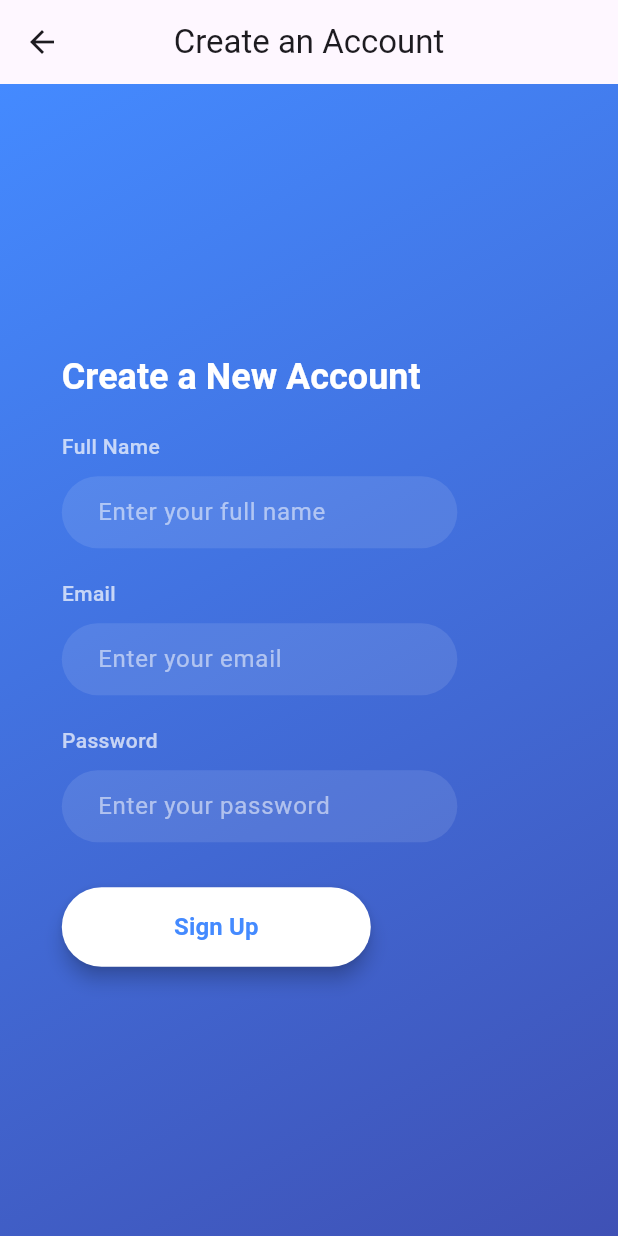
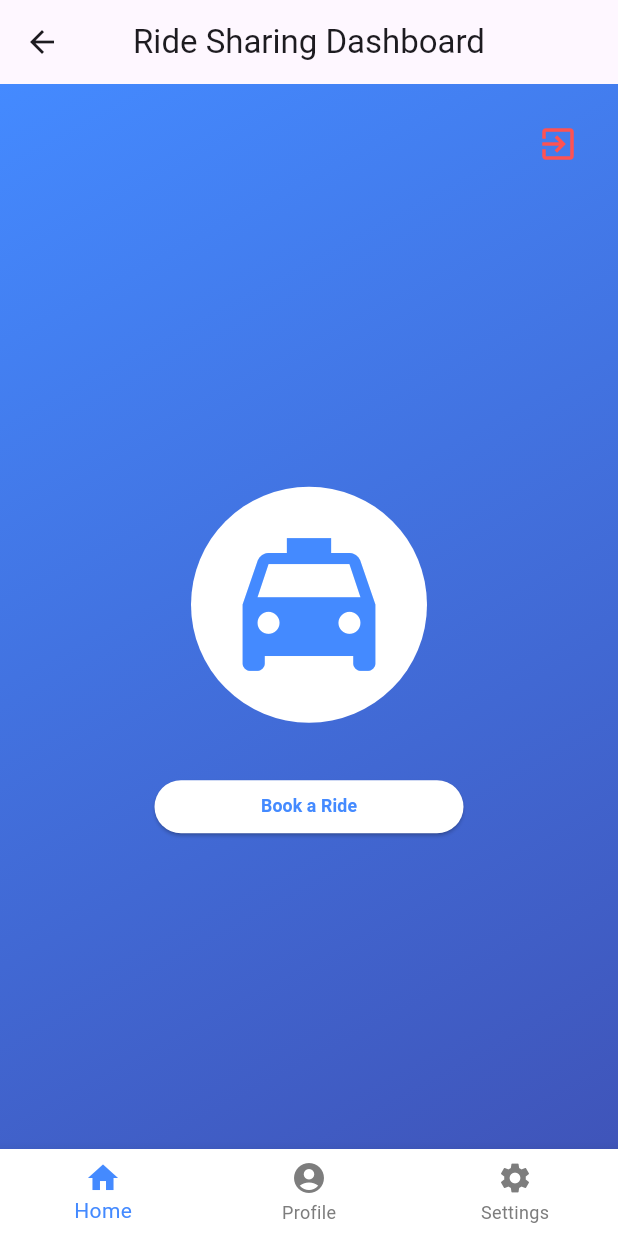
Before and after one commit to Ayushjadhav05/Dynamic-Pricing-in-Ride-Sharing, a Flutter app: the SignUpPage screen opened by its route, after a tap on "Sign Up", on a phone screen of 412 x 824 dp. Run offline on Flutter 3.47's test engine with Material 3 defaults, Android fonts, the phone set to English and light mode, and no system bars.

Commit message:
added home page

```diff
--- /dev/null
+++ b/lib/home_page.dart
@@ -0,0 +1,135 @@
+import 'package:flutter/material.dart';
+
+class HomePage extends StatelessWidget {
+  const HomePage({super.key});
+
+  @override
+  Widget build(BuildContext context) {
+    return Scaffold(
+      appBar: AppBar(
+        title: const Text('Ride Sharing Dashboard'),
+        centerTitle: true,
+        backgroundColor: Colors.transparent,
+        elevation: 0,
+      ),
+      body: LayoutBuilder(
+        builder: (context, constraints) {
+          double maxWidth = constraints.maxWidth;
+          double maxHeight = constraints.maxHeight;
+
+          // Use a combination of width and height to calculate responsive sizes
+          double baseSize = (maxWidth + maxHeight) / 2;
+
+          double iconSize = baseSize * 0.2; // Adjust for proportion
+          double buttonWidth = maxWidth * 0.5; // Button width relative to screen width
+          double buttonHeight = baseSize * 0.06; // Button height relative to base size
+          double buttonFontSize = baseSize * 0.02; // Font size relative to base size
+
+          return Stack(
+            children: [
+              // Background Gradient
+              Container(
+                decoration: const BoxDecoration(
+                  gradient: LinearGradient(
+                    colors: [Colors.blueAccent, Colors.indigo],
+                    begin: Alignment.topLeft,
+                    end: Alignment.bottomRight,
+                  ),
+                ),
+              ),
+              // Main Content Centered
+              Center(
+                child: Column(
+                  mainAxisAlignment: MainAxisAlignment.center,
+                  children: [
+                    // Centered Car Icon
+                    CircleAvatar(
+                      radius: iconSize / 1.5, // Dynamically sized
+                      backgroundColor: Colors.white,
+                      child: Icon(
+                        Icons.local_taxi,
+                        color: Colors.blueAccent,
+                        size: iconSize, // Dynamically sized
+                      ),
+                    ),
+                    SizedBox(height: maxHeight * 0.05),
+                    // "Book a Ride" Button
+                    SizedBox(
+                      width: buttonWidth, // Dynamically sized width
+                      height: buttonHeight, // Dynamically sized height
+                      child: ElevatedButton(
+                        onPressed: () {
+                          // Implement functionality to book a ride
+                        },
+                        style: ElevatedButton.styleFrom(
+                          backgroundColor: Colors.white,
+                          foregroundColor: Colors.blueAccent,
+                          shape: RoundedRectangleBorder(
+                            borderRadius: BorderRadius.circular(30),
+                          ),
+                          padding: EdgeInsets.zero, // Remove additional padding
+                        ),
+                        child: Text(
+                          'Book a Ride',
+                          style: TextStyle(
+                            fontSize: buttonFontSize, // Dynamically sized font
+                            fontWeight: FontWeight.bold,
+                          ),
+                        ),
+                      ),
+                    ),
+                  ],
+                ),
+              ),
+              // Logout Button at Top-Right
+              Positioned(
+                top: 16,
+                right: 16,
+                child: IconButton(
+                  onPressed: () {
+                    // Implement logout functionality here
+                  },
+                  icon: const Icon(
+                    Icons.exit_to_app,
+                    color: Colors.redAccent,
+                    size: 28,
+                  ),
+                ),
+              ),
+              // Bottom Navigation Bar
+              Positioned(
+                bottom: 0,
+                left: 0,
+                right: 0,
+                child: BottomNavigationBar(
+                  items: const [
+                    BottomNavigationBarItem(
+                      icon: Icon(Icons.home),
+                      label: 'Home',
+                    ),
+                    BottomNavigationBarItem(
+                      icon: Icon(Icons.account_circle),
+                      label: 'Profile',
+                    ),
+                    BottomNavigationBarItem(
+                      icon: Icon(Icons.settings),
+                      label: 'Settings',
+                    ),
+                  ],
+                  currentIndex: 0,
+                  selectedItemColor: Colors.blueAccent,
+                  unselectedItemColor: const Color.fromARGB(255, 125, 125, 125),
+                  backgroundColor: Colors.white,
+                  type: BottomNavigationBarType.fixed,
+                  onTap: (index) {
+                    // Handle navigation
+                  },
+                ),
+              ),
+            ],
+          );
+        },
+      ),
+    );
+  }
+}
--- a/lib/signup_page.dart
+++ b/lib/signup_page.dart
@@ -26,12 +26,11 @@ class SignUpPage extends StatelessWidget {
         ),
         child: Center(
           child: FractionallySizedBox(
-            widthFactor: 0.8, // 80% of the screen width
+            widthFactor: 0.8,
             child: Column(
               mainAxisSize: MainAxisSize.min,
               crossAxisAlignment: CrossAxisAlignment.start,
               children: [
-                // Sign Up Text
                 Text(
                   'Create a New Account',
                   style: Theme.of(context).textTheme.headlineSmall?.copyWith(
@@ -40,8 +39,6 @@ class SignUpPage extends StatelessWidget {
                       ),
                 ),
                 const SizedBox(height: 20),
-
-                // Name Field
                 const Text(
                   'Full Name',
                   style: TextStyle(
@@ -50,9 +47,7 @@ class SignUpPage extends StatelessWidget {
                   ),
                 ),
                 const SizedBox(height: 10),
-                FractionallySizedBox(
-                  widthFactor: 0.8, // 80% of the parent width
-                  child: TextField(
+                TextField(
                   controller: nameController,
                   decoration: InputDecoration(
                     hintText: 'Enter your full name',
@@ -63,15 +58,10 @@ class SignUpPage extends StatelessWidget {
                       borderRadius: BorderRadius.circular(30),
                       borderSide: BorderSide.none,
                     ),
-                      contentPadding:
-                          const EdgeInsets.symmetric(horizontal: 20),
                   ),
                   style: const TextStyle(color: Colors.white),
                 ),
-                ),
                 const SizedBox(height: 20),
-
-                // Email Field
                 const Text(
                   'Email',
                   style: TextStyle(
@@ -80,9 +70,7 @@ class SignUpPage extends StatelessWidget {
                   ),
                 ),
                 const SizedBox(height: 10),
-                FractionallySizedBox(
-                  widthFactor: 0.8, // 80% of the parent width
-                  child: TextField(
+                TextField(
                   controller: emailController,
                   decoration: InputDecoration(
                     hintText: 'Enter your email',
@@ -93,15 +81,10 @@ class SignUpPage extends StatelessWidget {
                       borderRadius: BorderRadius.circular(30),
                       borderSide: BorderSide.none,
                     ),
-                      contentPadding:
-                          const EdgeInsets.symmetric(horizontal: 20),
                   ),
                   style: const TextStyle(color: Colors.white),
                 ),
-                ),
                 const SizedBox(height: 20),
-
-                // Password Field
                 const Text(
                   'Password',
                   style: TextStyle(
@@ -110,9 +93,7 @@ class SignUpPage extends StatelessWidget {
                   ),
                 ),
                 const SizedBox(height: 10),
-                FractionallySizedBox(
-                  widthFactor: 0.8, // 80% of the parent width
-                  child: TextField(
+                TextField(
                   controller: passwordController,
                   obscureText: true,
                   decoration: InputDecoration(
@@ -124,29 +105,16 @@ class SignUpPage extends StatelessWidget {
                       borderRadius: BorderRadius.circular(30),
                       borderSide: BorderSide.none,
                     ),
-                      contentPadding:
-                          const EdgeInsets.symmetric(horizontal: 20),
                   ),
                   style: const TextStyle(color: Colors.white),
                 ),
-                ),
                 const SizedBox(height: 30),
-
-                // Sign Up Button
                 SizedBox(
-                  width: MediaQuery.of(context).size.width *
-                      0.5, // 50% of screen width
-                  child: ConstrainedBox(
-                    constraints: BoxConstraints(
-                      maxWidth: 200, // Maximum width for the button
-                      minWidth: 150, // Minimum width for the button
-                    ),
+                  width: double.infinity,
                   child: ElevatedButton(
                     onPressed: () {
-                        // Handle sign-up logic
-                        print('Name: ${nameController.text}');
-                        print('Email: ${emailController.text}');
-                        print('Password: ${passwordController.text}');
+                      // Simulate successful sign-up and navigate to HomePage
+                      Navigator.pushReplacementNamed(context, '/home');
                     },
                     style: ElevatedButton.styleFrom(
                       backgroundColor: Colors.white,
@@ -154,18 +122,8 @@ class SignUpPage extends StatelessWidget {
                       shape: RoundedRectangleBorder(
                         borderRadius: BorderRadius.circular(30),
                       ),
-                        elevation: 5,
-                        padding: const EdgeInsets.symmetric(
-                            vertical: 15), // Adjust button height
                     ),
-                      child: const Text(
-                        'Sign Up',
-                        style: TextStyle(
-                          fontWeight: FontWeight.bold,
-                          fontSize: 16, // Adjust text size
-                        ),
-                      ),
-                    ),
+                    child: const Text('Sign Up'),
                   ),
                 ),
               ],
```
Also changed, not shown: lib/login_page.dart (+7 -41 lines), lib/main.dart (+12 -41 lines). Lines whose indentation alone changed are shown as unchanged.
